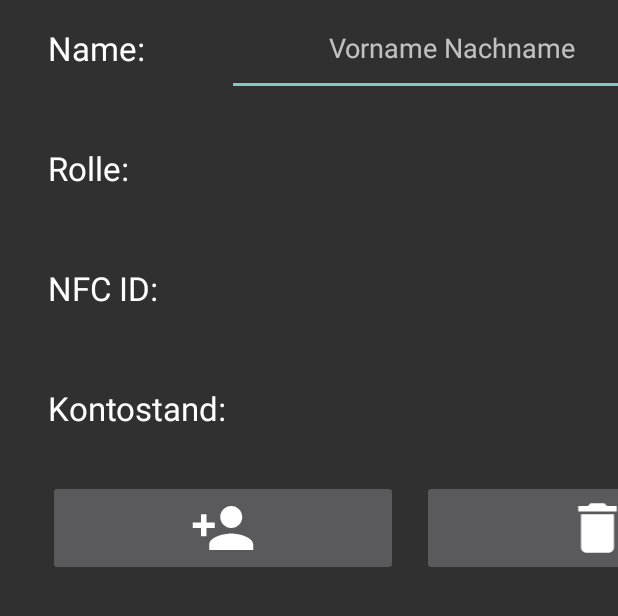
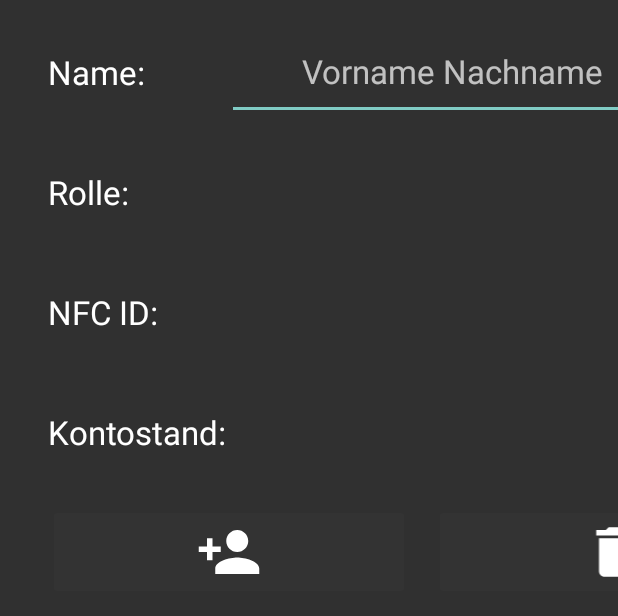
Before and after one commit to ratok-mk/Kaffeekasse, an Android app: the layout activity_settings_user_details.xml on its own in the app's theme, with its tools: preview values and no code run, on a phone screen of 412 x 824 dp. Shown: the top 616 px of the screen. Run offline under Robolectric (Android 15) with nearby library versions, the light colour scheme and no system bars.

Commit message:
more styling

```diff
--- a/app/src/main/java/com/zeiss/koch/kaffeekasse/SettingsActivity.java
+++ b/app/src/main/java/com/zeiss/koch/kaffeekasse/SettingsActivity.java
@@ -93,10 +93,12 @@ public class SettingsActivity extends AbstractNfcActivity
                 systemSettingsLayout.setVisibility(View.GONE);
                 userManagementLayout.setVisibility(View.VISIBLE);
                 updateUserList();
+                selectFirstListItem();
                 break;
             case R.id.action_settings_system:
                 userManagementLayout.setVisibility(View.GONE);
                 systemSettingsLayout.setVisibility(View.VISIBLE);
+                setTitle(getString(R.string.app_name) + " / Systemeinstellungen" );
                 break;
             case R.id.action_exit_application:
                 exitApplication();
@@ -161,6 +163,7 @@ public class SettingsActivity extends AbstractNfcActivity
                 showUserDetailsView();
                 this.currentUser = this.users.get(pos);
                 setCurrentUserToView();
+                setTitle(getString(R.string.app_name) + " / Nutzer verwalten");
                 break;
         }
     }
@@ -201,10 +204,6 @@ public class SettingsActivity extends AbstractNfcActivity
     }
 
     public void onNothingSelected(AdapterView parent) {
-        switch (parent.getId()) {
-            case R.id.roleSpinner:
-                break;
-        }
     }
 
     private void updateUserList() {
@@ -257,6 +256,7 @@ public class SettingsActivity extends AbstractNfcActivity
 
     public void newUserClick(View view) {
         this.currentUser = new User("", "");
+        setTitle(getString(R.string.app_name) + " / Nutzer anlegen");
         userListView.clearChoices();
         userListView.requestLayout();
         setCurrentUserToView();
--- a/app/src/main/res/layout/activity_settings_user_details.xml
+++ b/app/src/main/res/layout/activity_settings_user_details.xml
@@ -10,7 +10,8 @@
     <TableRow
         android:layout_width="match_parent"
         android:layout_height="match_parent"
-        android:layout_marginBottom="16dp">
+        android:layout_marginBottom="16dp"
+        android:layout_marginTop="16dp">
 
         <TextView
             android:id="@+id/textUserNameLabel"
@@ -23,21 +24,23 @@
 
         <EditText
             android:id="@+id/userRenameText"
-            style="@android:style/TextAppearance.Medium"
+            style="@android:style/TextAppearance.Large"
             android:layout_width="300dp"
             android:layout_height="match_parent"
             android:ems="10"
+            android:gravity="center"
             android:hint="Vorname Nachname"
             android:inputType="textPersonName"
             android:maxLength="30"
-            android:maxLines="1"
-            android:gravity="center" />
+            android:maxLines="1" />
 
         <ImageButton
             android:id="@+id/RenameUserButton"
             style="@android:style/TextAppearance.Medium"
             android:layout_width="64dp"
             android:layout_height="64dp"
+            android:layout_marginLeft="16dp"
+            android:backgroundTint="@color/button_grey"
             android:onClick="renameUserClick"
             android:scaleType="fitCenter"
             android:src="@drawable/ic_check_24dp" />
@@ -62,14 +65,17 @@
             android:layout_width="wrap_content"
             android:layout_height="match_parent"
             android:layout_gravity="center_vertical"
+            android:gravity="center"
             android:minWidth="150dp"
-            android:gravity="center" />
+            android:textAlignment="center" />
 
         <ImageButton
             android:id="@+id/updateRoleButton"
             style="@android:style/TextAppearance.Medium"
             android:layout_width="64dp"
             android:layout_height="64dp"
+            android:layout_marginLeft="16dp"
+            android:backgroundTint="@color/button_grey"
             android:onClick="updateRoleClick"
             android:scaleType="fitCenter"
             android:src="@drawable/ic_check_24dp"
@@ -92,7 +98,7 @@
 
         <TextView
             android:id="@+id/textNfcValue"
-            style="@android:style/TextAppearance.Medium"
+            style="@android:style/TextAppearance.Large"
             android:layout_width="wrap_content"
             android:layout_height="match_parent"
             android:gravity="center" />
@@ -102,6 +108,8 @@
             style="@android:style/TextAppearance.Medium"
             android:layout_width="64dp"
             android:layout_height="64dp"
+            android:layout_marginLeft="16dp"
+            android:backgroundTint="@color/button_grey"
             android:onClick="updateNfcClick"
             android:scaleType="fitCenter"
             android:src="@drawable/ic_cached_24dp"
@@ -131,6 +139,8 @@
             android:id="@+id/chargeCreditButton"
             android:layout_width="64dp"
             android:layout_height="64dp"
+            android:layout_marginLeft="16dp"
+            android:backgroundTint="@color/button_grey"
             android:onClick="showChargeCreditViewClick"
             android:scaleType="fitCenter"
             android:src="@drawable/ic_keyboard_arrow_up_24dp"
@@ -154,6 +164,7 @@
                 android:layout_height="64dp"
                 android:layout_marginRight="16dp"
                 android:layout_weight="1"
+                android:backgroundTint="@color/button_grey"
                 android:onClick="newUserClick"
                 android:scaleType="fitCenter"
                 android:src="@drawable/ic_person_add_24dp"
@@ -165,6 +176,7 @@
                 android:layout_width="64dp"
                 android:layout_height="64dp"
                 android:layout_weight="1"
+                android:backgroundTint="@color/button_grey"
                 android:onClick="deleteUserClick"
                 android:scaleType="fitCenter"
                 android:src="@drawable/ic_delete_24dp"
```
